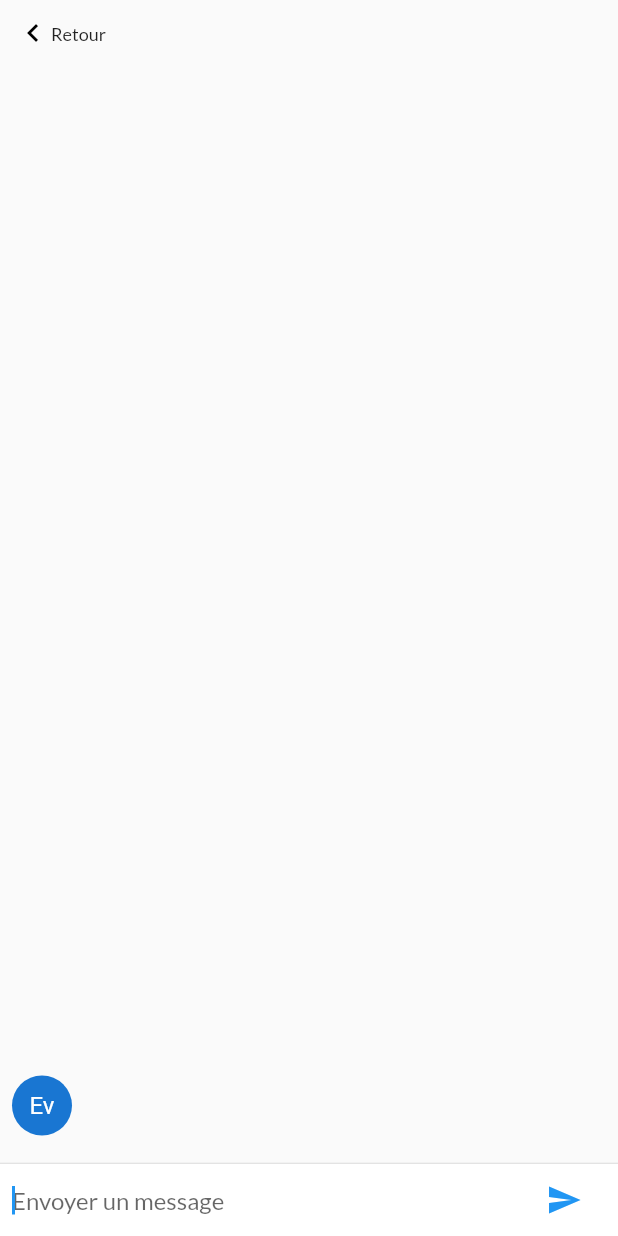
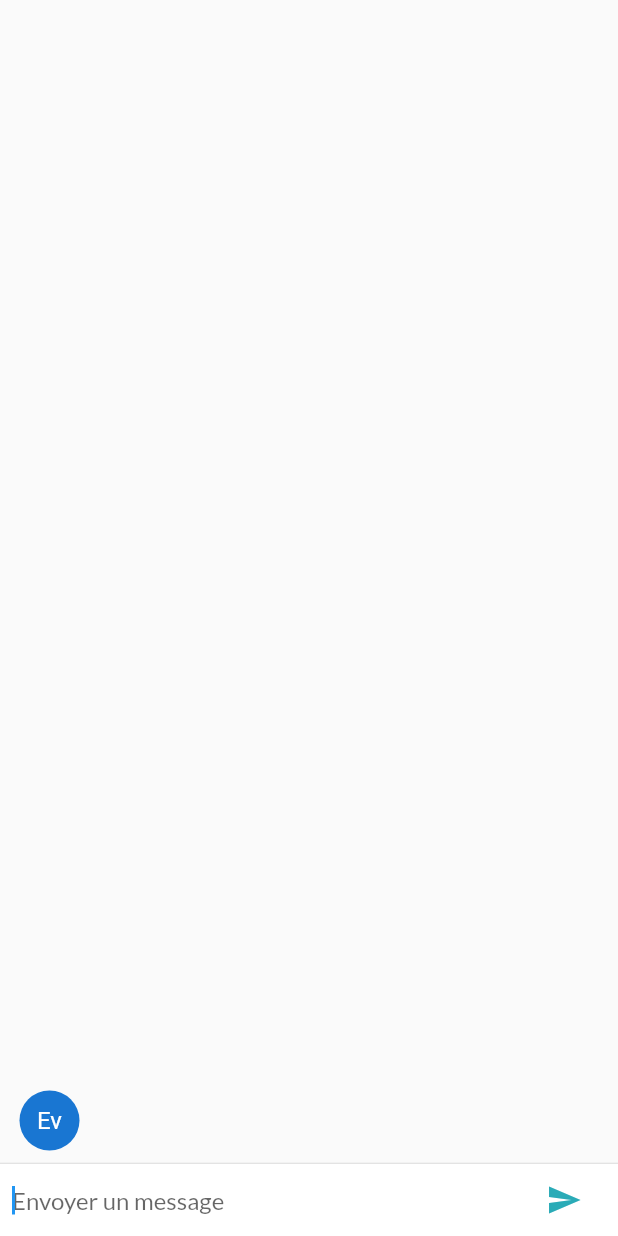
Before and after one commit to my-digital-shat-team/MDShat_front, a Flutter app: the ChatScreen screen opened directly, after a tap on the "send" icon, on a phone screen of 412 x 824 dp. Run offline on Flutter 3.47's test engine with Material 2 defaults, Android fonts, the phone set to English and light mode, and no system bars; our stand-ins replace google_fonts.

Commit message:
Back button, message bug

```diff
--- a/lib/src/MessagePage.dart
+++ b/lib/src/MessagePage.dart
@@ -21,26 +21,15 @@ class ChatMessage extends StatelessWidget {
 
   @override
   Widget build(BuildContext context) {
-    return Container(
-        margin: EdgeInsets.symmetric(vertical: 10.0),
-        child: Row(
-          crossAxisAlignment: CrossAxisAlignment.start,
-          children: [
-            Container(
-              margin: const EdgeInsets.only(right: 16.0),
-              child: CircleAvatar(child: Text(_name[0] + _name[1])),
-            ),
-            Column(
-              crossAxisAlignment: CrossAxisAlignment.start,
-              children: [
-                Container(
-                  margin: EdgeInsets.only(top: 5.0),
-                  child: Text(text),
-                ),
-              ],
-            ),
-          ],
-        )
+    return Row(
+      children: [
+        Container(margin: EdgeInsets.only(left: 5.0, top: 5.0), child: CircleAvatar(child: Text(_name[0] + _name[1]))),
+        Flexible(
+          fit: FlexFit.loose,
+          flex: 1,
+          child: Container(margin: EdgeInsets.only(left: 5.0, top: 5.0) , child: Text(text)),
+        ),
+      ],
     );
   }
 }
@@ -58,17 +47,13 @@ class _ChatScreenState extends State<ChatScreen> {
 
   @override
   Widget build(BuildContext context) {
-
-
-    final height = MediaQuery.of(context).size.height;
-    final width = MediaQuery.of(context).size.width;
     return Scaffold(
       body: SafeArea(
         child: Column(
           children: [
             Row(
               children: [
-                _backButton(),
+                //_backButton(),
               ],
             ),
             Flexible(
@@ -130,7 +115,7 @@ class _ChatScreenState extends State<ChatScreen> {
             Container(
               margin: EdgeInsets.symmetric(horizontal: 4.0),
               child: IconButton(
-                  icon: const Icon(Icons.send),
+                  icon: Icon(Icons.send, color: Color(0xfff2aabb7)),
                   onPressed: () => _handleSubmitted(_textController.text)),
             )
           ],
--- a/lib/src/loginPage.dart
+++ b/lib/src/loginPage.dart
@@ -64,7 +64,7 @@ class _LoginPageState extends State<LoginPage> {
       ),
     ),
       onTap: () {
-        Navigator.push(
+        Navigator.pushReplacement(
             context, MaterialPageRoute(builder: (context) => MessagePage()));
       },
 );
@@ -73,7 +73,7 @@ class _LoginPageState extends State<LoginPage> {
   Widget _createAccountLabel() {
     return InkWell(
       onTap: () {
-        Navigator.push(
+        Navigator.pushReplacement(
             context, MaterialPageRoute(builder: (context) => SignUpPage()));
       },
       child: Container(
--- a/lib/src/welcomePage.dart
+++ b/lib/src/welcomePage.dart
@@ -17,7 +17,7 @@ class _WelcomePageState extends State<WelcomePage> {
   @override
   void initState() {
     Future.delayed(Duration(seconds: 1), () {
-      Navigator.push(
+      Navigator.pushReplacement(
           context, MaterialPageRoute(builder: (context) => LoginPage()));
     });
     super.initState();
```
